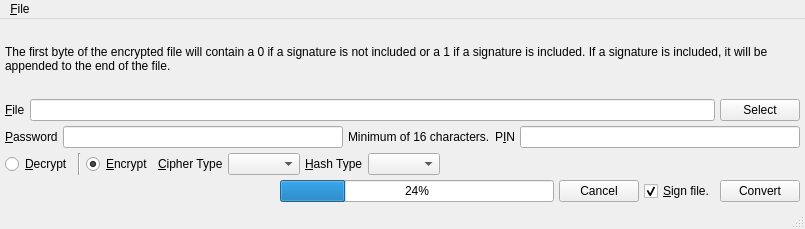
Before: the Qt Designer form UI/encryptfile.ui in xloem/spot-on-svn, drawn with Qt 5.
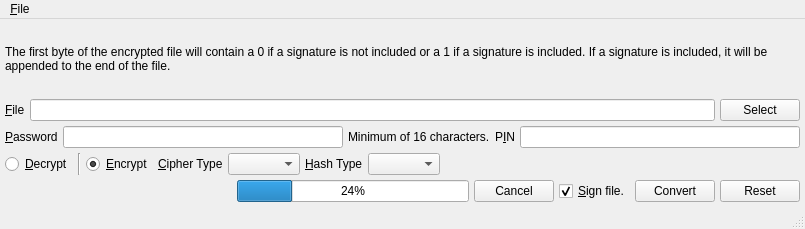
After: the same form once the commit is applied. Icons and pictures are not drawn.

Commit message: Reset button.

Diff of the .ui file:
```diff
--- a/UI/encryptfile.ui
+++ b/UI/encryptfile.ui
@@ -220,6 +220,13 @@
         </property>
        </widget>
       </item>
+      <item>
+       <widget class="QPushButton" name="reset">
+        <property name="text">
+         <string>Reset</string>
+        </property>
+       </widget>
+      </item>
      </layout>
     </item>
    </layout>
```
The commit also changes 2 other files.
